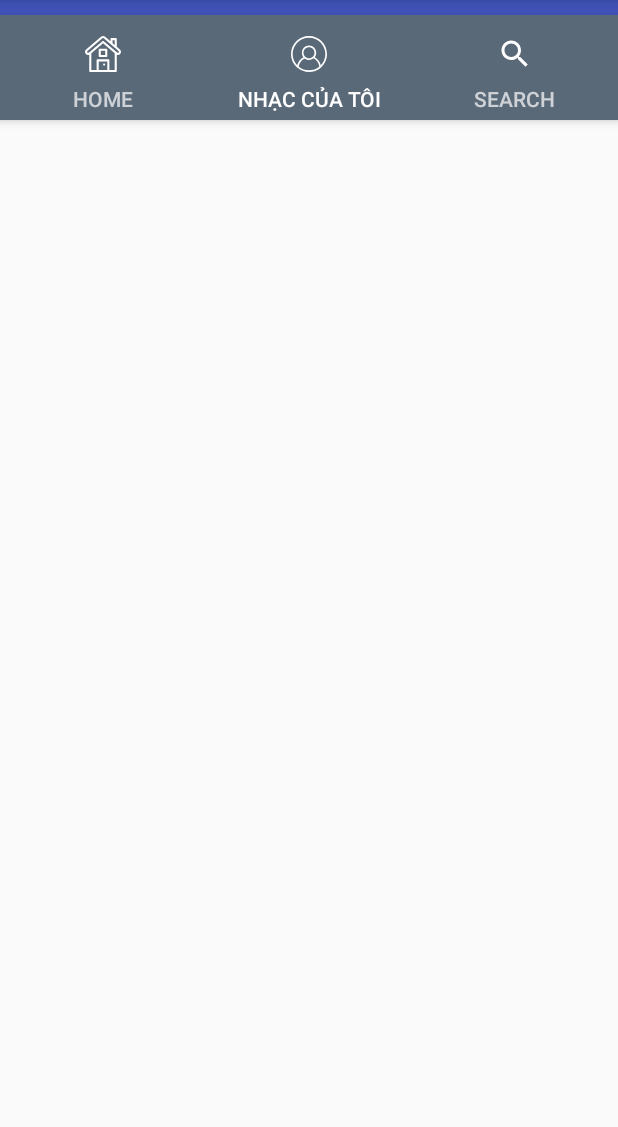
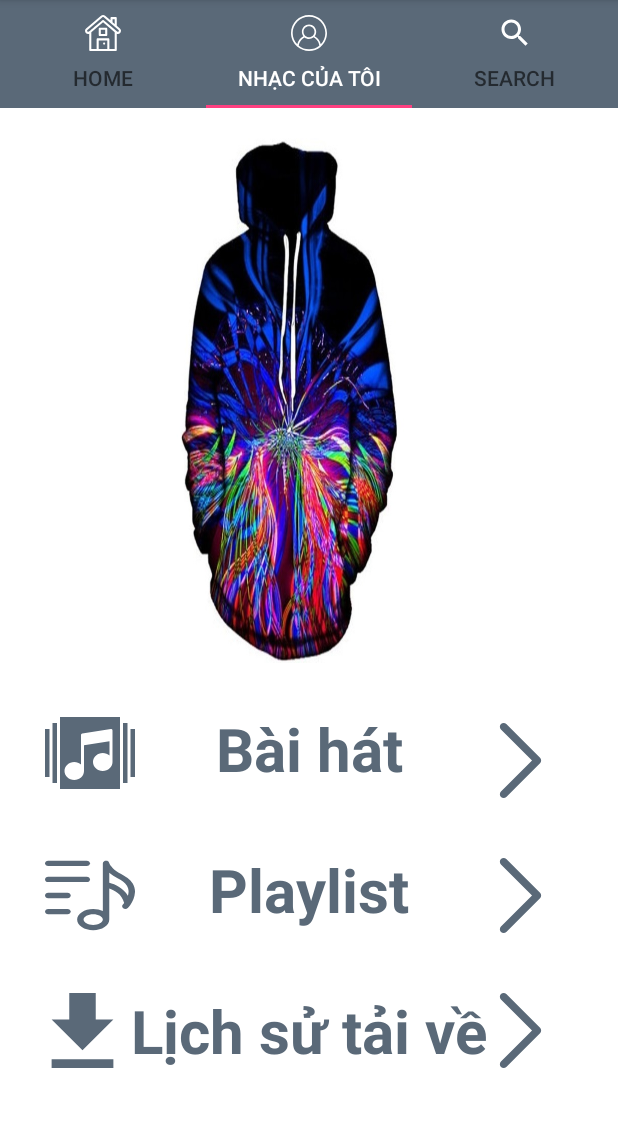
Before and after one commit to HaVuNguyen/Music_09, an Android app: the screen it shows after launch (MainActivity), tab 2 chosen, on a phone screen of 412 x 824 dp, the part 84-1211 px from its top. Run offline under Robolectric (Android 15) with nearby library versions, the phone set to English and light mode, and no system bars.

Commit message:
Handle event screen main

```diff
--- a/app/src/main/AndroidManifest.xml
+++ b/app/src/main/AndroidManifest.xml
@@ -12,7 +12,7 @@
         android:theme="@style/AppTheme"
         tools:ignore="AllowBackup,GoogleAppIndexingWarning">
         <activity
-            android:name=".MainActivity"
+            android:name=".screen.main.MainActivity"
             android:screenOrientation="portrait"
             android:theme="@style/AppTheme">
             <intent-filter>
--- /dev/null
+++ b/app/src/main/java/com/framgia/music_09/screen/home/HomeFragment.java
@@ -0,0 +1,24 @@
+package com.framgia.music_09.screen.home;
+
+import android.os.Bundle;
+import android.support.annotation.NonNull;
+import android.support.annotation.Nullable;
+import android.support.v4.app.Fragment;
+import android.view.LayoutInflater;
+import android.view.View;
+import android.view.ViewGroup;
+import com.framgia.music_09.R;
+
+public class HomeFragment extends Fragment {
+
+    public static HomeFragment newInstance() {
+        return new HomeFragment();
+    }
+
+    @Nullable
+    @Override
+    public View onCreateView(@NonNull LayoutInflater inflater, @Nullable ViewGroup container,
+            @Nullable Bundle savedInstanceState) {
+        return inflater.inflate(R.layout.fragment_home, container, false);
+    }
+}
--- /dev/null
+++ b/app/src/main/java/com/framgia/music_09/screen/main/MainActivity.java
@@ -0,0 +1,41 @@
+package com.framgia.music_09.screen.main;
+
+import android.os.Build;
+import android.os.Bundle;
+import android.support.design.widget.TabLayout;
+import android.support.v4.app.FragmentManager;
+import android.support.v4.view.ViewPager;
+import android.support.v7.app.AppCompatActivity;
+import com.framgia.music_09.R;
+import java.util.Objects;
+
+import static com.framgia.music_09.utils.TabLayout.TAB_HOME;
+import static com.framgia.music_09.utils.TabLayout.TAB_OFFICE;
+import static com.framgia.music_09.utils.TabLayout.TAB_SEARCH;
+
+public class MainActivity extends AppCompatActivity {
+
+    @Override
+    protected void onCreate(Bundle savedInstanceState) {
+        super.onCreate(savedInstanceState);
+        setContentView(R.layout.activity_main);
+        initView();
+    }
+
+    private void initView() {
+        ViewPager pager = findViewById(R.id.view_pager);
+        TabLayout tabLayout = findViewById(R.id.tab_layout_main);
+        FragmentManager manager = getSupportFragmentManager();
+
+        PagerAdapter adapter = new PagerAdapter(this, manager);
+        pager.setAdapter(adapter);
+        tabLayout.setupWithViewPager(pager);
+        tabLayout.setTabsFromPagerAdapter(adapter);
+
+        if (Build.VERSION.SDK_INT >= Build.VERSION_CODES.KITKAT) {
+            Objects.requireNonNull(tabLayout.getTabAt(TAB_HOME)).setIcon(R.drawable.ic_home);
+            Objects.requireNonNull(tabLayout.getTabAt(TAB_OFFICE)).setIcon(R.drawable.ic_person);
+            Objects.requireNonNull(tabLayout.getTabAt(TAB_SEARCH)).setIcon(R.drawable.ic_search);
+        }
+    }
+}
--- /dev/null
+++ b/app/src/main/java/com/framgia/music_09/screen/main/PagerAdapter.java
@@ -0,0 +1,63 @@
+package com.framgia.music_09.screen.main;
+
+import android.content.Context;
+import android.support.v4.app.Fragment;
+import android.support.v4.app.FragmentManager;
+import android.support.v4.app.FragmentPagerAdapter;
+import com.framgia.music_09.R;
+import com.framgia.music_09.screen.home.HomeFragment;
+import com.framgia.music_09.screen.office.OfficeFragment;
+import com.framgia.music_09.screen.search.SearchFragment;
+import com.framgia.music_09.utils.TabLayout;
+import java.util.ArrayList;
+import java.util.List;
+
+import static com.framgia.music_09.utils.TabLayout.TAB_HOME;
+import static com.framgia.music_09.utils.TabLayout.TAB_OFFICE;
+import static com.framgia.music_09.utils.TabLayout.TAB_SEARCH;
+
+public class PagerAdapter extends FragmentPagerAdapter {
+    private static final int TAB_COUNT = 3;
+
+    private Context mContext;
+    private List<Fragment> mFragmentList;
+
+    PagerAdapter(Context context, FragmentManager fragmentManager) {
+        super(fragmentManager);
+        mContext = context;
+        mFragmentList = new ArrayList<>();
+    }
+
+    @Override
+    public Fragment getItem(int position) {
+        switch (position) {
+            case TabLayout.TAB_HOME:
+                return HomeFragment.newInstance();
+            case TabLayout.TAB_OFFICE:
+                return OfficeFragment.newInstance();
+            case TabLayout.TAB_SEARCH:
+                return SearchFragment.newInstance();
+            default:
+                return null;
+        }
+    }
+
+    @Override
+    public int getCount() {
+        return TAB_COUNT;
+    }
+
+    @Override
+    public CharSequence getPageTitle(int position) {
+        switch (position) {
+            case TAB_HOME:
+                return mContext.getString(R.string.tab_home);
+            case TAB_OFFICE:
+                return mContext.getString(R.string.my_music);
+            case TAB_SEARCH:
+                return mContext.getString(R.string.tab_search);
+            default:
+                return null;
+        }
+    }
+}
--- /dev/null
+++ b/app/src/main/java/com/framgia/music_09/screen/office/OfficeFragment.java
@@ -0,0 +1,24 @@
+package com.framgia.music_09.screen.office;
+
+import android.os.Bundle;
+import android.support.annotation.NonNull;
+import android.support.annotation.Nullable;
+import android.support.v4.app.Fragment;
+import android.view.LayoutInflater;
+import android.view.View;
+import android.view.ViewGroup;
+import com.framgia.music_09.R;
+
+public class OfficeFragment extends Fragment {
+
+    public static OfficeFragment newInstance() {
+        return new OfficeFragment();
+    }
+
+    @Nullable
+    @Override
+    public View onCreateView(@NonNull LayoutInflater inflater, @Nullable ViewGroup container,
+            @Nullable Bundle savedInstanceState) {
+        return inflater.inflate(R.layout.fragment_office, container, false);
+    }
+}
--- /dev/null
+++ b/app/src/main/java/com/framgia/music_09/screen/search/SearchFragment.java
@@ -0,0 +1,24 @@
+package com.framgia.music_09.screen.search;
+
+import android.os.Bundle;
+import android.support.annotation.NonNull;
+import android.support.annotation.Nullable;
+import android.support.v4.app.Fragment;
+import android.view.LayoutInflater;
+import android.view.View;
+import android.view.ViewGroup;
+import com.framgia.music_09.R;
+
+public class SearchFragment extends Fragment {
+
+    public static SearchFragment newInstance() {
+        return new SearchFragment();
+    }
+
+    @Nullable
+    @Override
+    public View onCreateView(@NonNull LayoutInflater inflater, @Nullable ViewGroup container,
+            @Nullable Bundle savedInstanceState) {
+        return inflater.inflate(R.layout.fragment_search, container, false);
+    }
+}
--- a/app/src/main/res/layout/activity_main.xml
+++ b/app/src/main/res/layout/activity_main.xml
@@ -1,48 +1,26 @@
 <?xml version="1.0" encoding="utf-8"?>
 <android.support.constraint.ConstraintLayout xmlns:android="http://schemas.android.com/apk/res/android"
+    xmlns:app="http://schemas.android.com/apk/res-auto"
     android:layout_width="match_parent"
     android:layout_height="match_parent"
     >
-    <android.support.design.widget.AppBarLayout
-        android:id="@+id/appbar_layout_main"
+    <android.support.design.widget.TabLayout
+        android:id="@+id/tab_layout_main"
         android:layout_width="match_parent"
-        android:layout_height="@dimen/dp_80"
-        android:paddingTop="@dimen/dp_10"
-        android:theme="@style/ThemeOverlay.AppCompat.Dark.ActionBar"
-        >
-        <android.support.design.widget.TabLayout
-            android:id="@+id/tab_layout"
-            android:layout_width="match_parent"
-            android:layout_height="@dimen/dp_80"
-            android:background="@color/color_background"
-            >
-            <android.support.design.widget.TabItem
-                android:id="@+id/tab_home"
-                android:layout_width="wrap_content"
-                android:layout_height="@dimen/dp_80"
-                android:icon="@drawable/ic_home"
-                android:text="@string/tab_home"
-                />
-            <android.support.design.widget.TabItem
-                android:id="@+id/tab_office"
-                android:layout_width="wrap_content"
-                android:layout_height="@dimen/dp_80"
-                android:icon="@drawable/ic_person"
-                android:text="@string/my_music"
-                />
-            <android.support.design.widget.TabItem
-                android:id="@+id/tab_search"
-                android:layout_width="wrap_content"
-                android:layout_height="@dimen/dp_80"
-                android:icon="@drawable/ic_search"
-                android:text="@string/tab_search"
-                />
-        </android.support.design.widget.TabLayout>
-    </android.support.design.widget.AppBarLayout>
+        android:layout_height="wrap_content"
+        android:background="@color/color_background"
+        app:layout_constraintEnd_toEndOf="parent"
+        app:layout_constraintStart_toStartOf="parent"
+        app:layout_constraintTop_toTopOf="parent"
+        app:tabSelectedTextColor="@android:color/white"
+        />
 
     <android.support.v4.view.ViewPager
-        android:id="@+id/view_paper"
+        android:id="@+id/view_pager"
         android:layout_width="match_parent"
-        android:layout_height="match_parent"
+        android:layout_height="0dp"
+        app:layout_constraintEnd_toEndOf="parent"
+        app:layout_constraintStart_toStartOf="parent"
+        app:layout_constraintTop_toBottomOf="@+id/tab_layout_main"
         />
 </android.support.constraint.ConstraintLayout>
--- a/app/src/main/res/layout/fragment_office.xml
+++ b/app/src/main/res/layout/fragment_office.xml
@@ -4,6 +4,7 @@
     xmlns:app="http://schemas.android.com/apk/res-auto"
     android:layout_width="match_parent"
     android:layout_height="match_parent"
+    android:background="@android:color/white"
     >
     <ImageView
         android:id="@+id/image_background_office"
@@ -17,9 +18,9 @@
         />
     <ImageView
         android:id="@+id/image_music_player"
-        android:layout_width="@dimen/dp_80"
-        android:layout_height="@dimen/dp_80"
-        android:layout_margin="@dimen/dp_20"
+        android:layout_width="@dimen/dp_60"
+        android:layout_height="@dimen/dp_60"
+        android:layout_margin="@dimen/dp_30"
         android:background="@drawable/ic_music_player"
         app:layout_constraintStart_toStartOf="parent"
         app:layout_constraintTop_toBottomOf="@id/image_background_office"
@@ -28,7 +29,7 @@
         android:id="@+id/text_music_player"
         android:layout_width="wrap_content"
         android:layout_height="wrap_content"
-        android:layout_marginTop="@dimen/dp_20"
+        android:layout_marginTop="@dimen/dp_30"
         android:text="@string/my_song"
         android:textColor="@color/color_background"
         android:textSize="@dimen/sp_40"
@@ -41,16 +42,18 @@
         android:id="@+id/button_next_music_player"
         android:layout_width="@dimen/dp_50"
         android:layout_height="@dimen/dp_50"
-        android:layout_margin="@dimen/dp_30"
+        android:layout_margin="@dimen/dp_40"
         android:background="@drawable/ic_nextlist"
         app:layout_constraintEnd_toEndOf="parent"
         app:layout_constraintTop_toBottomOf="@id/image_background_office"
         />
     <ImageView
         android:id="@+id/image_playlist"
-        android:layout_width="@dimen/dp_80"
-        android:layout_height="@dimen/dp_70"
-        android:layout_margin="@dimen/dp_20"
+        android:layout_width="@dimen/dp_60"
+        android:layout_height="@dimen/dp_50"
+        android:layout_marginEnd="@dimen/dp_30"
+        android:layout_marginStart="@dimen/dp_30"
+        android:layout_marginTop="@dimen/dp_40"
         android:background="@drawable/ic_playlist"
         app:layout_constraintStart_toStartOf="parent"
         app:layout_constraintTop_toBottomOf="@id/image_music_player"
@@ -72,18 +75,18 @@
         android:id="@+id/button_next_list_playlist"
         android:layout_width="@dimen/dp_50"
         android:layout_height="@dimen/dp_50"
-        android:layout_marginEnd="@dimen/dp_30"
-        android:layout_marginStart="@dimen/dp_30"
-        android:layout_marginTop="@dimen/dp_40"
+        android:layout_margin="@dimen/dp_40"
         android:background="@drawable/ic_nextlist"
         app:layout_constraintEnd_toEndOf="parent"
         app:layout_constraintTop_toBottomOf="@id/button_next_music_player"
         />
     <ImageView
         android:id="@+id/image_history_download"
-        android:layout_width="@dimen/dp_70"
-        android:layout_height="@dimen/dp_70"
-        android:layout_margin="@dimen/dp_20"
+        android:layout_width="@dimen/dp_50"
+        android:layout_height="@dimen/dp_50"
+        android:layout_marginEnd="@dimen/dp_30"
+        android:layout_marginStart="@dimen/dp_30"
+        android:layout_marginTop="@dimen/dp_40"
         android:background="@drawable/ic_download"
         app:layout_constraintStart_toStartOf="parent"
         app:layout_constraintTop_toBottomOf="@id/image_playlist"
@@ -105,25 +108,9 @@
         android:id="@+id/button_next_history_download"
         android:layout_width="@dimen/dp_50"
         android:layout_height="@dimen/dp_50"
-        android:layout_marginEnd="@dimen/dp_30"
-        android:layout_marginStart="@dimen/dp_30"
-        android:layout_marginTop="@dimen/dp_40"
+        android:layout_margin="@dimen/dp_40"
         android:background="@drawable/ic_nextlist"
         app:layout_constraintEnd_toEndOf="parent"
         app:layout_constraintTop_toBottomOf="@id/button_next_list_playlist"
         />
-    <TextView
-        android:id="@+id/text_office"
-        android:layout_width="match_parent"
-        android:layout_height="wrap_content"
-        android:background="@color/color_background"
-        android:text="@string/my_music"
-        android:textAlignment="center"
-        android:textColor="@android:color/white"
-        android:textSize="@dimen/sp_40"
-        android:textStyle="bold"
-        app:layout_constraintBottom_toBottomOf="parent"
-        app:layout_constraintEnd_toEndOf="parent"
-        app:layout_constraintStart_toStartOf="parent"
-        />
 </android.support.constraint.ConstraintLayout>
--- a/app/src/main/res/values/dimens.xml
+++ b/app/src/main/res/values/dimens.xml
@@ -1,18 +1,13 @@
 <?xml version="1.0" encoding="utf-8"?>
 <resources>
     <dimen name="sp_30">30sp</dimen>
-    <dimen name="sp_50">50sp</dimen>
     <dimen name="dp_50">50dp</dimen>
-    <dimen name="dp_10">10dp</dimen>
     <dimen name="dp_80">80dp</dimen>
-    <dimen name="dp_70">70dp</dimen>
-    <dimen name="dp_54">54dp</dimen>
-    <dimen name="dp_24">24dp</dimen>
     <dimen name="dp_60">60dp</dimen>
-    <dimen name="dp_84">84dp</dimen>
     <dimen name="dp_30">30dp</dimen>
     <dimen name="dp_40">40dp</dimen>
     <dimen name="dp_20">20dp</dimen>
     <dimen name="sp_40">40sp</dimen>
     <dimen name="dp_350">350dp</dimen>
+    <dimen name="dp_24">24dp</dimen>
 </resources>
--- a/app/src/main/res/values/strings.xml
+++ b/app/src/main/res/values/strings.xml
@@ -12,4 +12,5 @@
     <string name="my_music_playlist">Playlist</string>
     <string name="my_music_history">Lịch sử tải về</string>
     <string name="tab_search">Search</string>
+    <string name="home">Search</string>
 </resources>
```
Also changed, not shown: app/src/main/java/com/framgia/music_09/MainActivity.java (deleted, +0 -13 lines), app/src/main/java/com/framgia/music_09/utils/TabLayout.java (added, +14 -0 lines), app/src/main/res/layout/fragment_home.xml (+0 -14 lines), app/src/main/res/layout/fragment_search.xml (+3 -14 lines).
